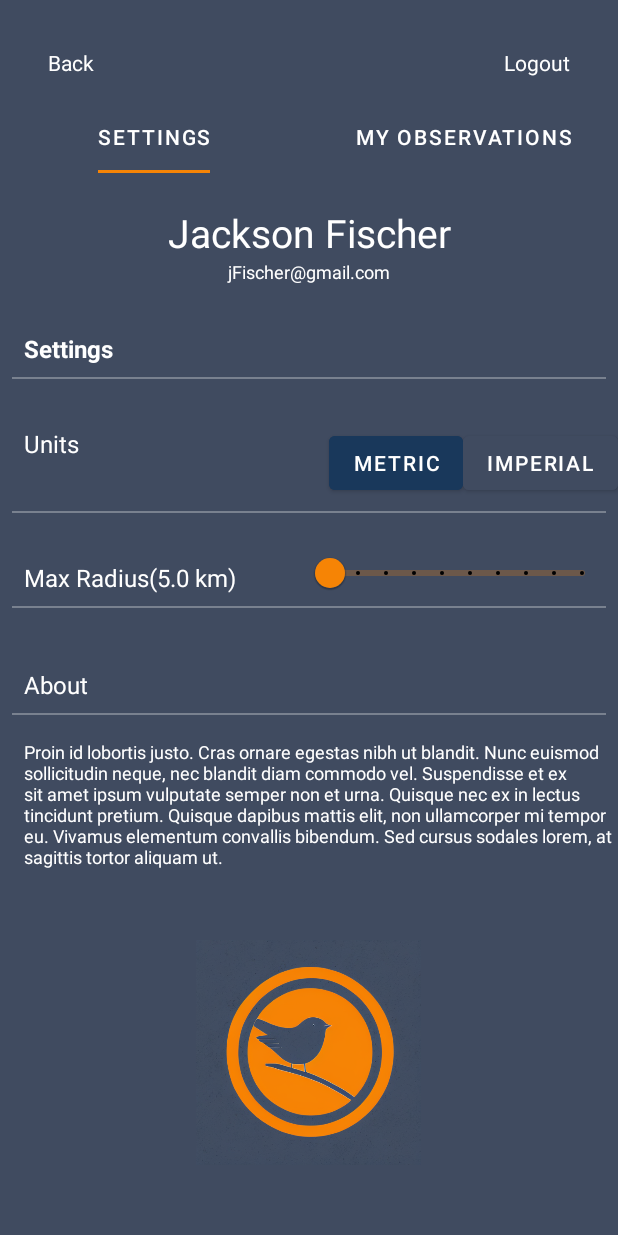
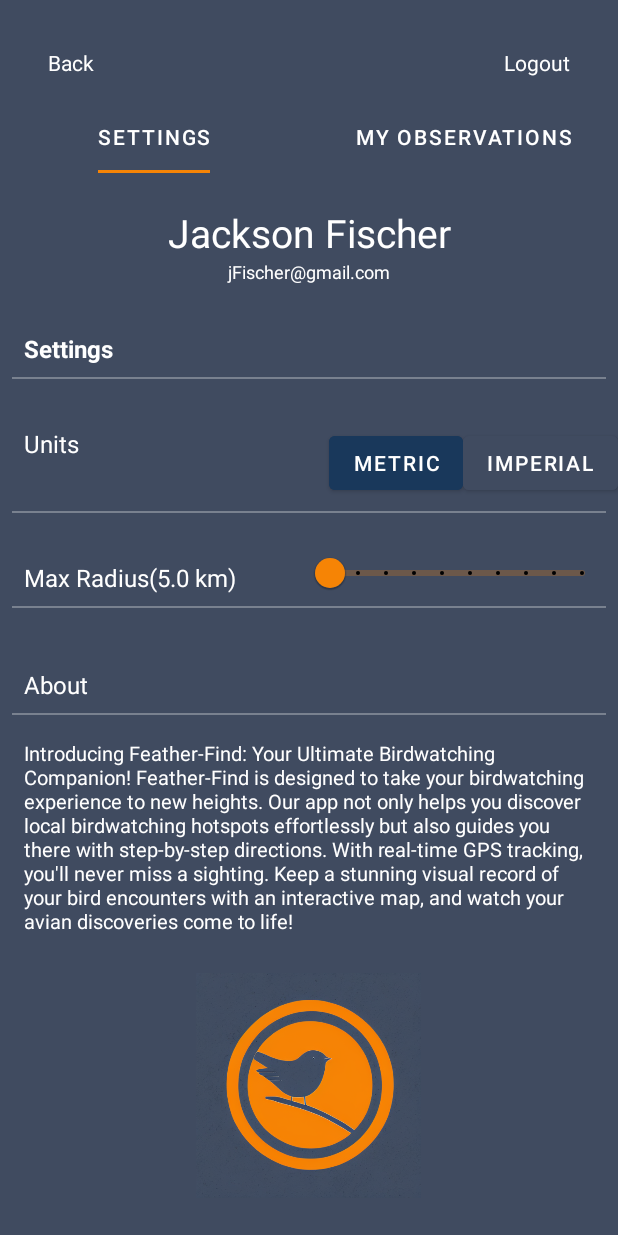
Before and after one commit to Angelo-Traverso/BirdWatching_Android_Application, an Android app: the Settings screen opened directly, with no data from a screen before it, on a phone screen of 412 x 824 dp. Run offline under Robolectric (Android 15) with nearby library versions, the phone set to English and light mode, and no system bars.

Commit message:
User now goes directly to myobs or settings, improved signup validation, made challenges reset everyday at midnight, added text for the about section in settings

```diff
--- a/app/src/main/java/com/example/opsc7312_poe_birdwatching/Hotspots.kt
+++ b/app/src/main/java/com/example/opsc7312_poe_birdwatching/Hotspots.kt
@@ -95,8 +95,8 @@ class Hotpots : AppCompatActivity(), OnMapReadyCallback, LocationDataCallback {
 
         menuMyObs.setOnClickListener {
             val intent = Intent(this, Settings::class.java)
+            intent.putExtra("desiredFragmentIndex", 1)
             startActivity(intent)
-            close()
         }
         menuGame.setOnClickListener {
             val intent = Intent(this, GameActivity::class.java)
@@ -110,8 +110,8 @@ class Hotpots : AppCompatActivity(), OnMapReadyCallback, LocationDataCallback {
         }
         menuSettings.setOnClickListener {
             val intent = Intent(this, Settings::class.java)
+            intent.putExtra("desiredFragmentIndex", 0)
             startActivity(intent)
-            close()
         }
         menuChallenges.setOnClickListener {
             close()
--- a/app/src/main/java/com/example/opsc7312_poe_birdwatching/Models/Challenge_Object.kt
+++ b/app/src/main/java/com/example/opsc7312_poe_birdwatching/Models/Challenge_Object.kt
@@ -1,4 +1,4 @@
 package com.example.opsc7312_poe_birdwatching.Models
 
 //dataclass used when creating and tracking challenges
-data class Challenge_Object(val description: String, val progress: Int, val required: Int, val pointsToGet: Int)
+data class Challenge_Object(val description: String, var progress: Int, val required: Int, val pointsToGet: Int)
--- a/app/src/main/java/com/example/opsc7312_poe_birdwatching/Settings.kt
+++ b/app/src/main/java/com/example/opsc7312_poe_birdwatching/Settings.kt
@@ -44,6 +44,9 @@ class Settings : AppCompatActivity() {
             val intent = Intent(this, Hotpots::class.java)
             startActivity(intent)
         }
+
+        val desiredFragmentIndex = intent.getIntExtra("desiredFragmentIndex", 0)
+        viewPager.setCurrentItem(desiredFragmentIndex, false)
     }
 
     //==============================================================================================
--- a/app/src/main/res/layout/fragment_user_settings.xml
+++ b/app/src/main/res/layout/fragment_user_settings.xml
@@ -167,11 +167,12 @@
         android:layout_height="wrap_content"
         android:layout_below="@+id/lineBelowAbout"
         android:layout_marginStart="16dp"
+        android:layout_marginEnd="16dp"
         android:layout_marginTop="16dp"
         android:gravity="start"
-        android:text="@string/TempText"
+        android:text="@string/abouttext"
         android:textColor="@color/white"
-        android:textSize="12sp" />
+        android:textSize="13sp" />
 
     <ImageView
         android:id="@+id/imgLogo"
--- a/app/src/main/res/values/strings.xml
+++ b/app/src/main/res/values/strings.xml
@@ -49,8 +49,7 @@
     <string name="Units">Units</string>
     <string name="MaxRadius">Max Radius</string>
     <string name="About">About</string>
-    <string name="TempText">Proin id lobortis justo. Cras ornare egestas nibh ut blandit. Nunc euismod sollicitudin neque, nec blandit diam commodo vel. Suspendisse et ex sit amet ipsum vulputate semper non et urna.
-Quisque nec ex in lectus tincidunt pretium. Quisque dapibus mattis elit, non ullamcorper mi tempor eu. Vivamus elementum convallis bibendum. Sed cursus sodales lorem, at sagittis tortor aliquam ut. </string>
+    <string name="abouttext">Introducing Feather-Find: Your Ultimate Birdwatching Companion! Feather-Find is designed to take your birdwatching experience to new heights. Our app not only helps you discover local birdwatching hotspots effortlessly but also guides you there with step-by-step directions. With real-time GPS tracking, you\'ll never miss a sighting. Keep a stunning visual record of your bird encounters with an interactive map, and watch your avian discoveries come to life!</string>
 
     <string name="Metric">Metric</string>
     <string name="Imperial">Imperial</string>
```
Also changed, not shown: app/src/main/java/com/example/opsc7312_poe_birdwatching/Challenges.kt (+31 -0 lines), app/src/main/java/com/example/opsc7312_poe_birdwatching/SignUp.kt (+9 -1 lines).
